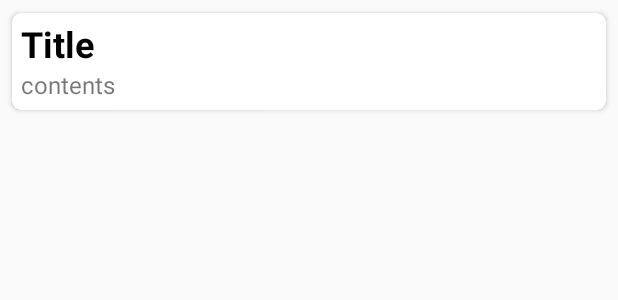
After one commit to YellowC-137/DanManri, an Android app: the layout item_post.xml on its own in the app's theme, with its tools: preview values and no code run, on a phone screen of 412 x 824 dp. The commit adds this screen. Shown: the top 300 px of the screen. Run offline under Robolectric (Android 15) with nearby library versions, the phone set to English and light mode, and no system bars.

Commit message:
Lost 게시글 표시 및 작성부분
1. 아직 Found부분은 만들지 않음
2. 글작성 submit 시에 Firebase연동이 아직 안되어있어서 구동 안됨
3. Firebase연동이 되어도 PostActivity와 FirebaseId용 데이터베이스 Class를 작성해야함

```diff
--- a/DKU_L&F/DKU_LF/app/build.gradle
+++ b/DKU_L&F/DKU_LF/app/build.gradle
@@ -36,6 +36,7 @@ dependencies {
     implementation 'com.google.android.gms:play-services-maps:17.0.0'
     implementation 'com.google.firebase:firebase-storage:19.2.0'
     implementation 'com.google.firebase:firebase-database:19.5.0'
+    implementation 'androidx.legacy:legacy-support-v4:1.0.0'
     testImplementation 'junit:junit:4.12'
     androidTestImplementation 'androidx.test.ext:junit:1.1.2'
     androidTestImplementation 'androidx.test.espresso:espresso-core:3.3.0'
--- a/DKU_L&F/DKU_LF/app/src/main/AndroidManifest.xml
+++ b/DKU_L&F/DKU_LF/app/src/main/AndroidManifest.xml
@@ -23,7 +23,7 @@
         <activity
             android:name=".WritingActivity"
             android:label="@string/title_activity_writing"
-            android:theme="@style/AppTheme.NoActionBar"></activity>
+            android:theme="@style/AppTheme.NoActionBar" />
         <activity
             android:name=".BoardActivity"
             android:label="@string/title_activity_board"
@@ -43,12 +43,11 @@
         <activity
             android:name=".HomeActivity"
             android:label="@string/title_activity_home" />
-
         <activity android:name=".RegActivity" />
-
         <activity android:name=".LoginActivity">
             <intent-filter>
                 <action android:name="android.intent.action.MAIN" />
+
                 <category android:name="android.intent.category.LAUNCHER" />
             </intent-filter>
         </activity>
--- a/DKU_L&F/DKU_LF/app/src/main/java/com/example/dku_lf/HomeActivity.java
+++ b/DKU_L&F/DKU_LF/app/src/main/java/com/example/dku_lf/HomeActivity.java
@@ -23,6 +23,8 @@ public class HomeActivity extends AppCompatActivity {
         BottomNavigationView navView = findViewById(R.id.nav_view);
         // Passing each menu ID as a set of Ids because each
         // menu should be considered as top level destinations.
+
+        /* 플로팅 버튼 제거
         FloatingActionButton writeBtn = (FloatingActionButton) findViewById(R.id.writeBtn);
         writeBtn.setOnClickListener(new View.OnClickListener() {
             @Override
@@ -30,10 +32,10 @@ public class HomeActivity extends AppCompatActivity {
                 Intent in = new Intent(HomeActivity.this,WritingActivity.class);
                 startActivity(in);
             }
-        });
+        });*/
 
         AppBarConfiguration appBarConfiguration = new AppBarConfiguration.Builder(
-                R.id.navigation_home,R.id.navigation_notifications,R.id.navigation_map,R.id.navigation_setting)
+                R.id.navigation_home, R.id.navigation_notifications, R.id.navigation_map, R.id.navigation_setting)
                 .build();
         NavController navController = Navigation.findNavController(this, R.id.nav_host_fragment);
         NavigationUI.setupActionBarWithNavController(this, navController, appBarConfiguration);
--- a/DKU_L&F/DKU_LF/app/src/main/res/layout/activity_home.xml
+++ b/DKU_L&F/DKU_LF/app/src/main/res/layout/activity_home.xml
@@ -3,8 +3,7 @@
     xmlns:app="http://schemas.android.com/apk/res-auto"
     android:id="@+id/container"
     android:layout_width="match_parent"
-    android:layout_height="match_parent"
-    android:paddingTop="?attr/actionBarSize">
+    android:layout_height="match_parent">
 
     <com.google.android.material.bottomnavigation.BottomNavigationView
         android:id="@+id/nav_view"
@@ -30,6 +29,7 @@
         app:layout_constraintTop_toTopOf="parent"
         app:navGraph="@navigation/mobile_navigation" />
 
+    <!-- 플로팅 버튼 제거
     <com.google.android.material.floatingactionbutton.FloatingActionButton
         android:id="@+id/writeBtn"
         android:layout_width="wrap_content"
@@ -41,5 +41,6 @@
         android:layout_marginBottom="15dp"
         android:layout_marginEnd="15dp"
         />
+        -->
 
 </androidx.constraintlayout.widget.ConstraintLayout>
--- /dev/null
+++ b/DKU_L&F/DKU_LF/app/src/main/res/layout/item_post.xml
@@ -0,0 +1,43 @@
+<?xml version="1.0" encoding="utf-8"?>
+<androidx.cardview.widget.CardView xmlns:android="http://schemas.android.com/apk/res/android"
+    xmlns:app="http://schemas.android.com/apk/res-auto"
+    android:layout_width="match_parent"
+    android:layout_height="wrap_content"
+    android:layout_marginTop="3dp"
+    android:layout_marginLeft="4dp"
+    android:layout_marginRight="4dp"
+    app:cardCornerRadius="6dp"
+    app:cardElevation="2dp"
+    app:cardMaxElevation="2dp"
+    app:cardPreventCornerOverlap="true"
+    app:cardUseCompatPadding="true">
+
+    <LinearLayout
+        android:layout_width="match_parent"
+        android:layout_height="wrap_content"
+        android:orientation="vertical">
+
+        <TextView
+            android:id="@+id/item_post_title"
+            android:layout_width="wrap_content"
+            android:layout_height="wrap_content"
+            android:layout_marginTop="4dp"
+            android:layout_marginLeft="6dp"
+            android:text="Title"
+            android:textColor="@android:color/black"
+            android:textSize="24dp"
+            android:textStyle="bold" />
+
+        <TextView
+            android:id="@+id/item_post_contents"
+            android:layout_width="wrap_content"
+            android:layout_height="wrap_content"
+            android:layout_marginLeft="6dp"
+            android:layout_marginBottom="6dp"
+            android:text="contents"
+            android:textSize="16sp" />
+
+    </LinearLayout>
+
+
+</androidx.cardview.widget.CardView>
--- a/DKU_L&F/DKU_LF/app/src/main/res/navigation/mobile_navigation.xml
+++ b/DKU_L&F/DKU_LF/app/src/main/res/navigation/mobile_navigation.xml
@@ -7,7 +7,7 @@
 
     <fragment
         android:id="@+id/navigation_home"
-        android:name="com.example.dku_lf.ui.home.HomeFragment"
+        android:name="com.example.dku_lf.ui.home.LostFragment"
         android:label="@string/title_home"
         tools:layout="@layout/fragment_home" />
 
--- a/DKU_L&F/DKU_LF/app/src/main/res/values/strings.xml
+++ b/DKU_L&F/DKU_LF/app/src/main/res/values/strings.xml
@@ -125,4 +125,6 @@
 
     <string name="hello_first_fragment">Hello first fragment</string>
     <string name="hello_second_fragment">Hello second fragment. Arg: %1$s</string>
+    <!-- TODO: Remove or change this placeholder text -->
+    <string name="hello_blank_fragment">Hello blank fragment</string>
 </resources>
```
Also changed, not shown: DKU_L&F/DKU_LF/app/src/main/java/com/example/dku_lf/WritingActivity.java (+42 -1 lines), DKU_L&F/DKU_LF/app/src/main/java/com/example/dku_lf/adapters/PostAdapter.java (added, +59 -0 lines), DKU_L&F/DKU_LF/app/src/main/java/com/example/dku_lf/ui/home/LostFragment.java (added, +94 -0 lines), DKU_L&F/DKU_LF/app/src/main/java/com/example/dku_lf/ui/models/Post.java (added, +67 -0 lines), DKU_L&F/DKU_LF/app/src/main/res/layout/activity_writing.xml (+6 -6 lines), DKU_L&F/DKU_LF/app/src/main/res/layout/fragment_lost.xml (added, +27 -0 lines).
